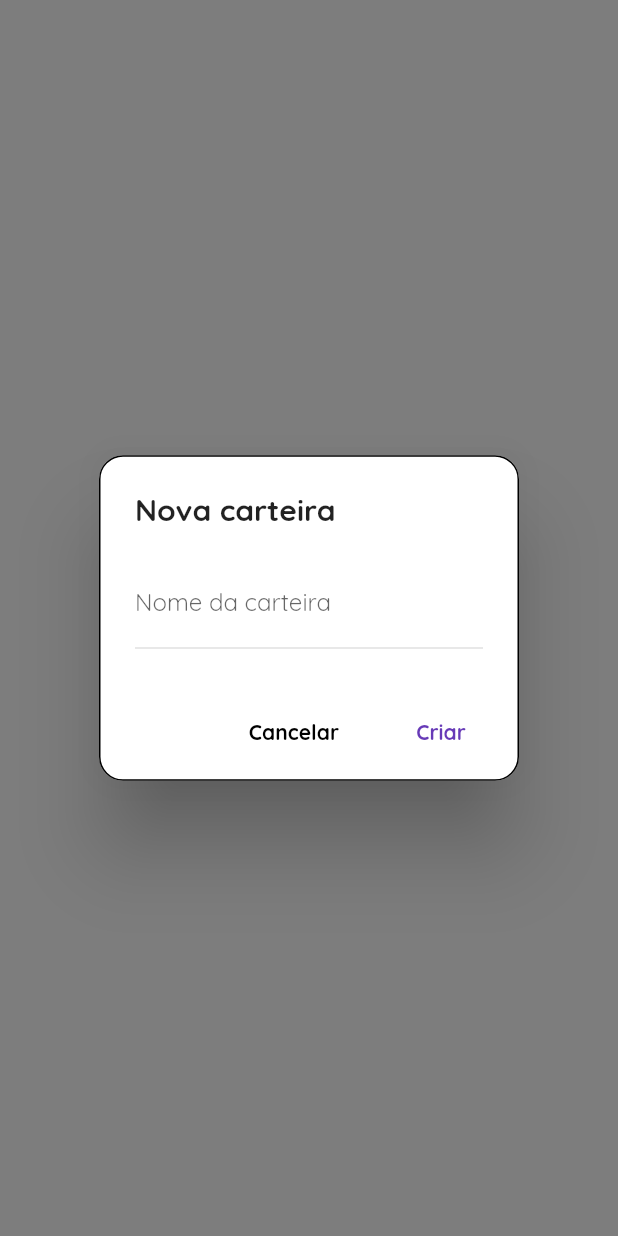
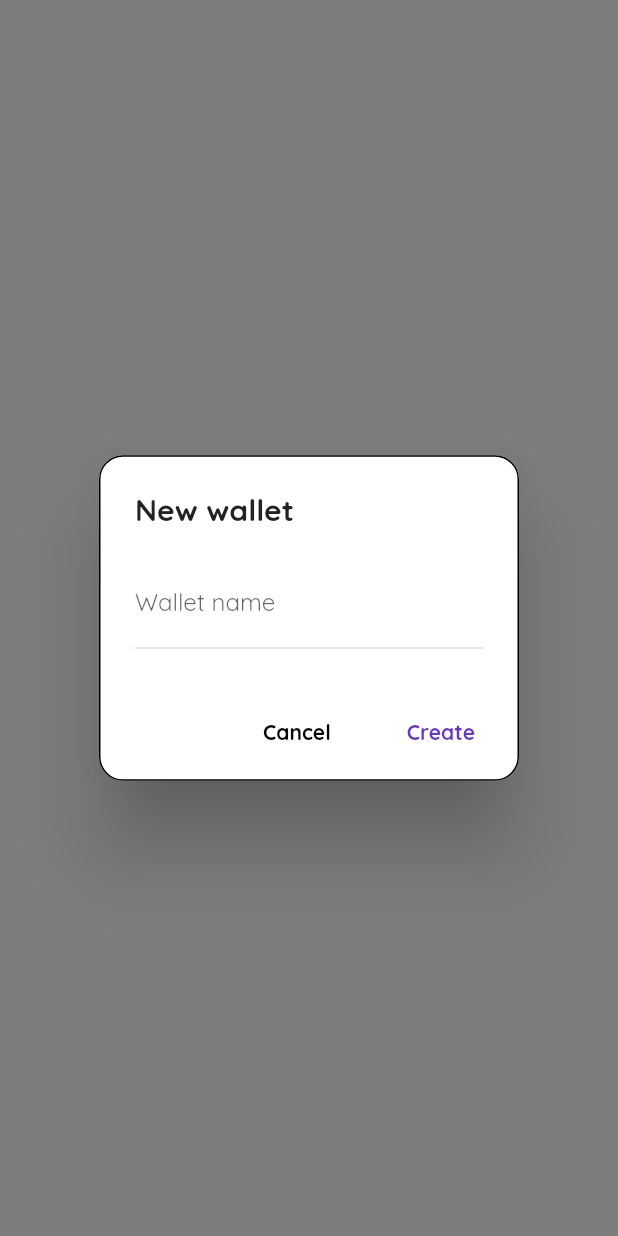
Before and after one commit to LucasPitol/waste, a Flutter app: the NewWalletDialogComponent widget shown alone on an empty page, opened directly, on a phone screen of 412 x 824 dp. Run offline on Flutter 3.47's test engine with Material 2 defaults, Android fonts, the phone set to English and light mode, and no system bars; our stand-ins replace cloud_firestore, flutter_datetime_picker, flutter_masked_text, flutter_multi_formatter, flutter_phoenix, google_fonts and 3 more; missing offline and left inert: mailer2; accounts and stored records are empty.

Commit message:
DP-DEV-27 tarefa 3

```diff
--- a/waste_app/lib/pages/profile/new_wallet_dialog_component.dart
+++ b/waste_app/lib/pages/profile/new_wallet_dialog_component.dart
@@ -17,10 +17,12 @@ class _NewWalletDialogComponentState extends State<NewWalletDialogComponent> {
   TextEditingController walletNameController = TextEditingController();
   AuthService authService;
   UserDto userDto = AuthService.currentUser;
+  String languageCode;
   List<Wallet> wallets;
   var _formKey;
 
   _NewWalletDialogComponentState() {
+    this.languageCode = this.userDto.language;
     this.authService = AuthService();
     wallets = userDto.walletList;
     this._formKey = GlobalKey<FormState>();
@@ -52,7 +54,9 @@ class _NewWalletDialogComponentState extends State<NewWalletDialogComponent> {
                 shape: OutlineInputBorder(
                     borderRadius: BorderRadius.circular(16.0)),
                 title: Text(
-                  'Nova carteira',
+                  this.languageCode == Constants.languages[0]
+                      ? 'Nova carteira'
+                      : 'New wallet',
                   style: GoogleFonts.quicksand(fontWeight: FontWeight.bold),
                 ),
                 content: Theme(
@@ -70,12 +74,16 @@ class _NewWalletDialogComponentState extends State<NewWalletDialogComponent> {
                         }
 
                         if (_isRepeated(value)) {
-                          return 'Já tem uma carteira com esse nome';
+                          return this.languageCode == Constants.languages[0]
+                              ? 'Já tem uma carteira com esse nome'
+                              : 'You already have a wallet with this name';
                         }
                         return null;
                       },
                       decoration: Styles.getTextFieldDecorationUnderline(
-                          'Nome da carteira'),
+                          this.languageCode == Constants.languages[0]
+                              ? 'Nome da carteira'
+                              : 'Wallet name'),
                     ),
                   ),
                 ),
@@ -86,7 +94,9 @@ class _NewWalletDialogComponentState extends State<NewWalletDialogComponent> {
                       closeDialog(false);
                     },
                     child: Text(
-                      'Cancelar',
+                      this.languageCode == Constants.languages[0]
+                          ? 'Cancelar'
+                          : 'Cancel',
                       style: GoogleFonts.quicksand(fontWeight: FontWeight.bold),
                     ),
                   ),
@@ -98,7 +108,9 @@ class _NewWalletDialogComponentState extends State<NewWalletDialogComponent> {
                       }
                     },
                     child: Text(
-                      'Criar',
+                      this.languageCode == Constants.languages[0]
+                          ? 'Criar'
+                          : 'Create',
                       style: GoogleFonts.quicksand(fontWeight: FontWeight.bold),
                     ),
                   ),
```
Also changed, not shown: waste_app/lib/pages/profile/profile_component.dart (+36 -10 lines).
